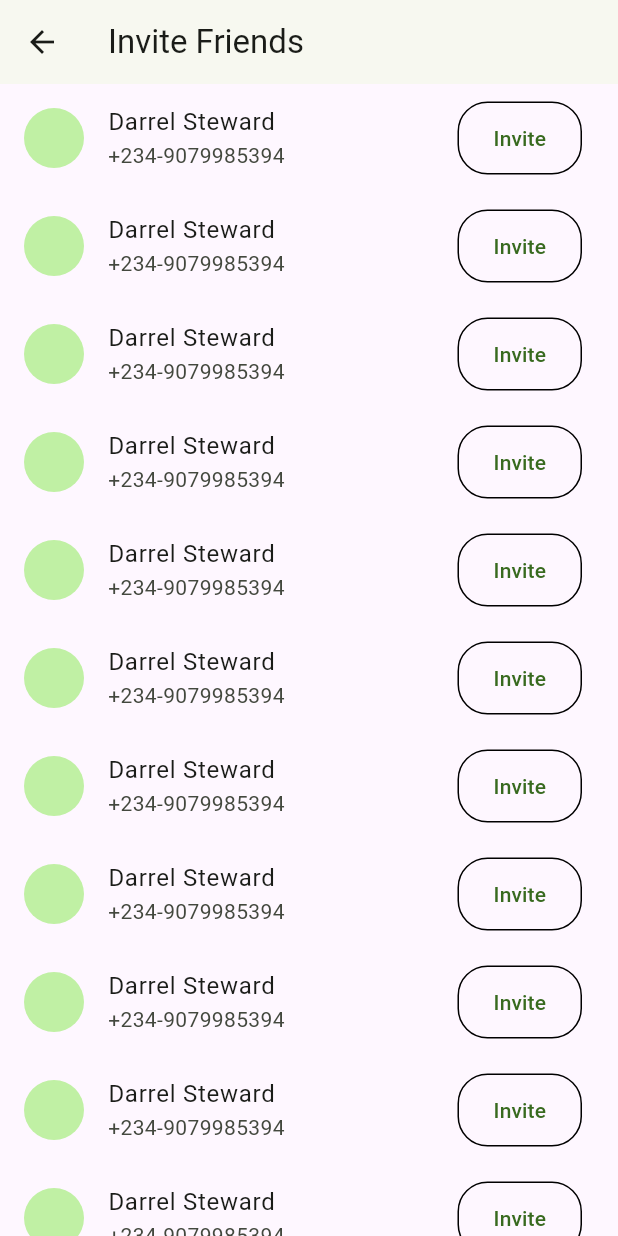
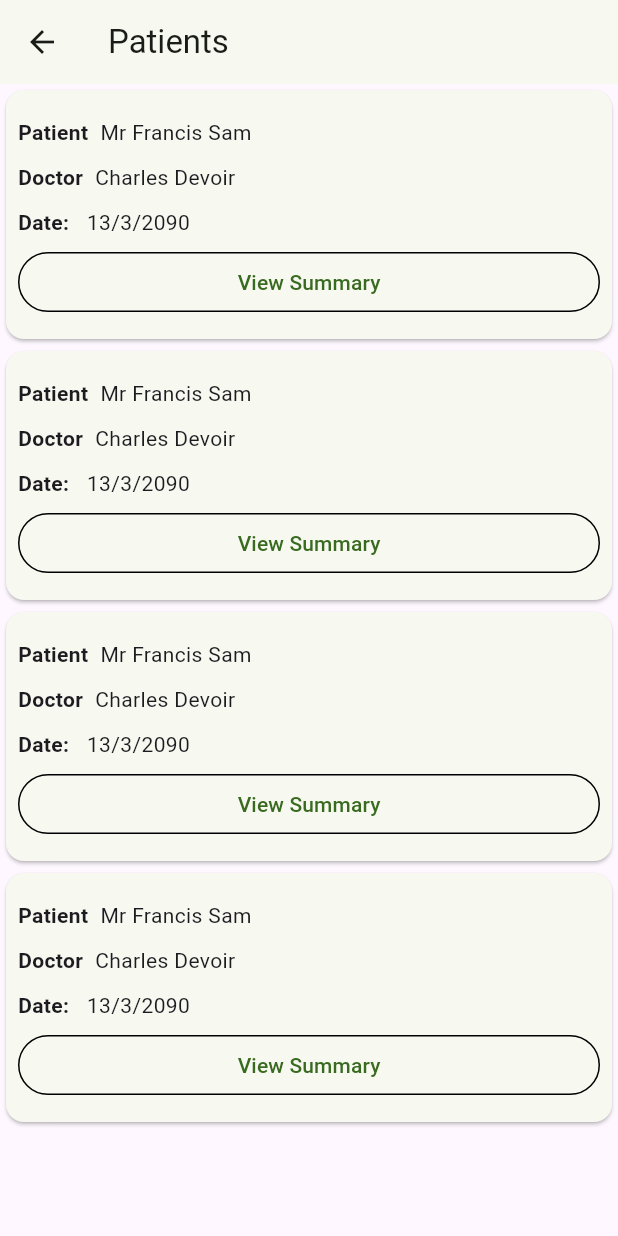
Before and after one commit to Hutty10/pharmaDoc, a Flutter app: the ReferScreen screen opened directly, on a phone screen of 412 x 824 dp. Run offline on Flutter 3.47's test engine with Material 3 defaults, Android fonts, the phone set to English and light mode, and no system bars; our stand-ins replace flutter_riverpod, flutter_screenutil, flutter_svg, gap, go_router, pin_input_text_field.

Commit message:
referscreen card

```diff
--- a/lib/features/refer/presentation/pages/referscreen.dart
+++ b/lib/features/refer/presentation/pages/referscreen.dart
@@ -9,21 +9,67 @@ class ReferScreen extends StatelessWidget {
   Widget build(BuildContext context) {
     return Scaffold(
         appBar: AppBar(
-          title: const Text('Invite Friends'),
+          title: const Text('Patients'),
         ),
         body: ListView.builder(
-          itemBuilder: (context, index) => ListTile(
-            leading: const CircleAvatar(),
-            title: const Text('Darrel Steward'),
-            subtitle: const Text('+234-9079985394'),
-            trailing: OutlinedButton(
-              onPressed: () {},
-              style: OutlinedButton.styleFrom(
-                  shape: RoundedRectangleBorder(
-                      borderRadius: BorderRadius.circular(20))),
-              child: const Text('Invite'),
-            ),
-          ),
+          itemCount: 4,
+          itemBuilder: (context, index) => Card(
+              child: Padding(
+            padding: const EdgeInsets.all(8.0),
+            child: SizedBox(
+                height: 150,
+                child: Column(
+                  mainAxisAlignment: MainAxisAlignment.spaceEvenly,
+                  children: [
+                    const PatientReferInfoText(
+                      title: 'Patient',
+                      info: 'Mr Francis Sam',
+                    ),
+                    const PatientReferInfoText(
+                      title: 'Doctor',
+                      info: 'Charles Devoir',
+                    ),
+                    const PatientReferInfoText(
+                      title: 'Date:',
+                      info: ' 13/3/2090',
+                    ),
+                    OutlinedButton(
+                      onPressed: () {},
+                      style: OutlinedButton.styleFrom(
+                          fixedSize: const Size(double.maxFinite, 20),
+                          shape: RoundedRectangleBorder(
+                              borderRadius: BorderRadius.circular(20))),
+                      child: const Text('View Summary'),
+                    ),
+                  ],
+                )),
+          )),
         ));
   }
 }
+
+class PatientReferInfoText extends StatelessWidget {
+  const PatientReferInfoText({
+    super.key,
+    required this.title,
+    required this.info,
+  });
+  final String title;
+  final String info;
+
+  @override
+  Widget build(BuildContext context) {
+    return Row(children: [
+      Text(
+        title,
+        style: const TextStyle(fontWeight: FontWeight.bold),
+      ),
+      Padding(
+        padding: const EdgeInsets.symmetric(
+          horizontal: 8.0,
+        ),
+        child: Text(info),
+      ),
+    ]);
+  }
+}
```
